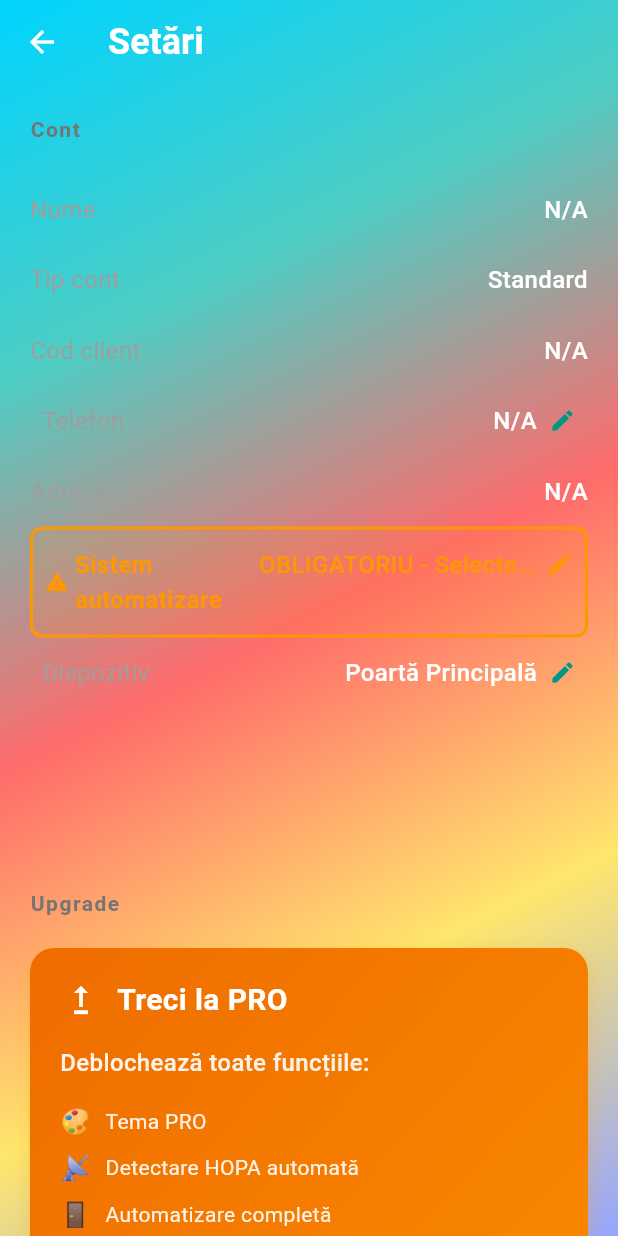
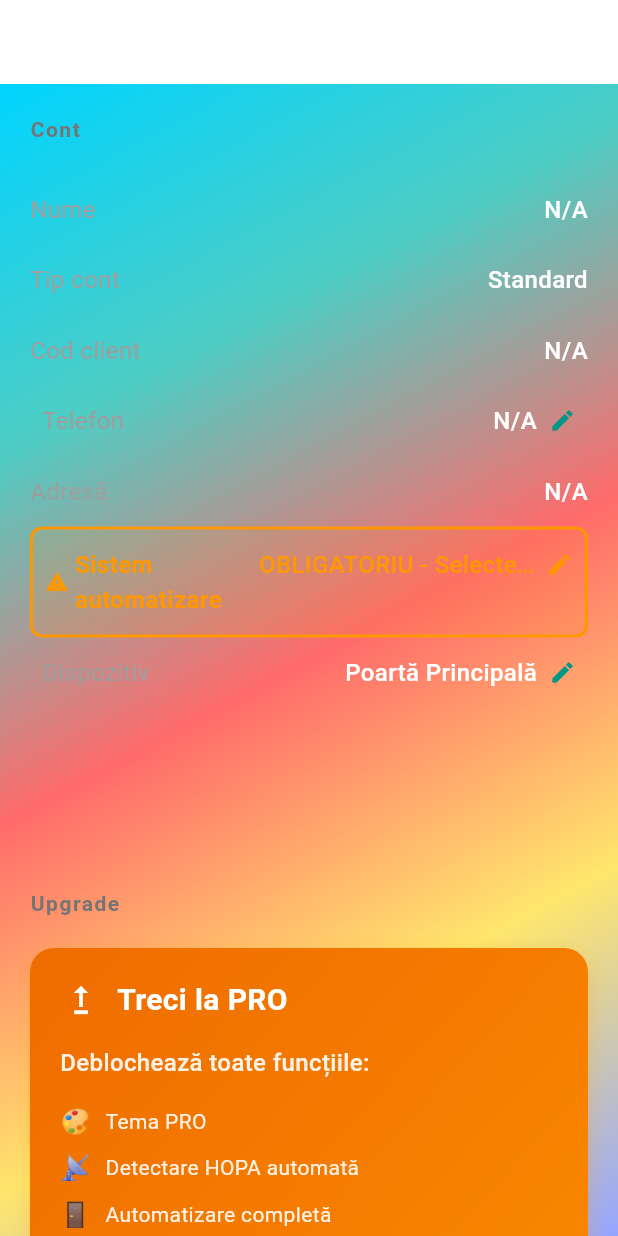
Before and after one commit to Lerua99/ios, a Flutter app: the SettingsScreen screen opened directly, on a phone screen of 412 x 824 dp. Run offline on Flutter 3.47's test engine with Material 3 defaults, Android fonts, the light colour scheme and no system bars; our stand-ins replace device_info_plus, firebase_core, firebase_messaging, geocoding, google_maps_flutter, permission_handler and 2 more; missing offline and left inert: network_info_plus, wifi_scan; accounts and stored records are empty; network calls fail.

Commit message:
Sync with Android base: settings_screen.dart and app_settings ^7.0.0

```diff
--- a/lib/screens/settings_screen.dart
+++ b/lib/screens/settings_screen.dart
@@ -28,22 +28,14 @@ class _SettingsScreenState extends State<SettingsScreen> {
   @override
   void initState() {
     super.initState();
-    // Delay pentru a lăsa UI-ul să se randeze mai întâi
-    Future.delayed(Duration(milliseconds: 100), () {
-      if (mounted) {
-        _initFirebaseToken();
+    // Obține tokenul FCM pentru afișare rapidă
+    FirebaseMessaging.instance.getToken().then((token) {
+      if (mounted) setState(() => _fcmToken = token);
+    }).catchError((error) {
+      // Ignorăm eroarea Firebase - nu e critică pentru funcționarea aplicației
+      print('⚠️ Nu s-a putut obține FCM token: $error');
+    });
     _fetchPlans();
-      }
-    });
-  }
-
-  Future<void> _initFirebaseToken() async {
-    try {
-      final token = await FirebaseMessaging.instance.getToken();
-      if (mounted) setState(() => _fcmToken = token);
-    } catch (error) {
-      print('⚠️ Nu s-a putut obține FCM token: $error');
-    }
   }
 
   Future<void> _fetchPlans() async {
@@ -487,20 +479,7 @@ class _SettingsScreenState extends State<SettingsScreen> {
         .replaceAll('CT', 'Constanța')
         .replaceAll('JUDETUL', 'Județul');
 
-    // Background direct pentru compatibilitate iOS
-    final bgDecoration = themeService.currentThemeData.hasGradient
-        ? BoxDecoration(
-            gradient: LinearGradient(
-              colors: themeService.currentThemeData.gradientColors!,
-              begin: Alignment.topLeft,
-              end: Alignment.bottomRight,
-            ),
-          )
-        : BoxDecoration(color: themeService.currentThemeData.backgroundColor);
-
-    return Container(
-      decoration: bgDecoration,
-      child: Scaffold(
+    return Scaffold(
       backgroundColor: Colors.transparent,
       appBar: AppBar(
         backgroundColor: Colors.transparent,
@@ -518,7 +497,8 @@ class _SettingsScreenState extends State<SettingsScreen> {
           ),
         ),
       ),
-        body: SingleChildScrollView(
+      body: themeService.getBackgroundWidget(
+        SingleChildScrollView(
           padding: const EdgeInsets.all(20),
           child: Column(
             crossAxisAlignment: CrossAxisAlignment.start,
--- a/pubspec.yaml
+++ b/pubspec.yaml
@@ -41,7 +41,7 @@ dependencies:
   url_launcher: ^6.3.1
   permission_handler: ^12.0.1
   wifi_scan: ^0.4.1
-  app_settings: ^6.1.1
+  app_settings: ^7.0.0
   flutter_app_badger: ^1.5.0
   share_plus: ^12.0.1
   google_maps_flutter: ^2.9.0
```
Also changed, not shown: pubspec.lock. Lines whose indentation alone changed are shown as unchanged.
